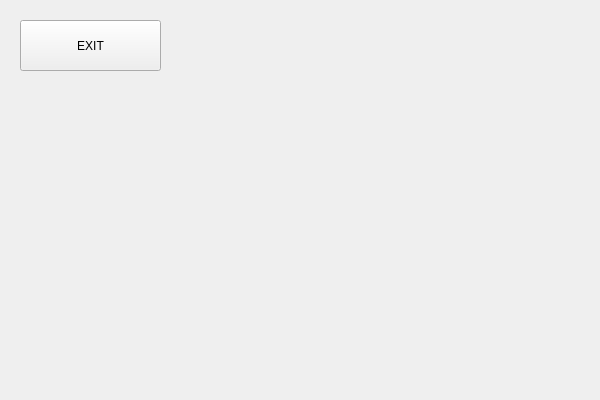
andreicorbu1/Triviador, file TriviadorClient/TriviadorClient/form/Game.ui: the form before one commit.
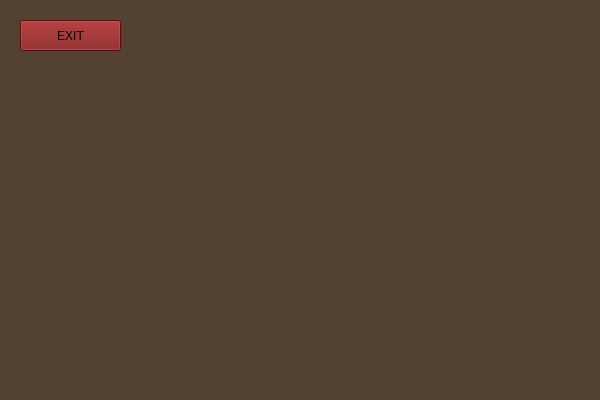
The form after the commit. Icons and pictures are not drawn.

What changed in the file:
```diff
--- a/TriviadorClient/TriviadorClient/form/Game.ui
+++ b/TriviadorClient/TriviadorClient/form/Game.ui
@@ -11,17 +11,27 @@
    </rect>
   </property>
   <property name="windowTitle">
-   <string>Game</string>
+   <string>Triviador</string>
+  </property>
+  <property name="windowIcon">
+   <iconset resource="../resource/Triviador.qrc">
+    <normaloff>:/Icon/Triviador.ico</normaloff>:/Icon/Triviador.ico</iconset>
+  </property>
+  <property name="styleSheet">
+   <string notr="true">background-color: #534232;</string>
   </property>
   <widget class="QPushButton" name="exitButton">
    <property name="geometry">
     <rect>
      <x>20</x>
      <y>20</y>
-     <width>141</width>
-     <height>51</height>
+     <width>101</width>
+     <height>31</height>
     </rect>
    </property>
+   <property name="styleSheet">
+    <string notr="true">background-color: #801212;</string>
+   </property>
    <property name="text">
     <string>EXIT</string>
    </property>
```
Left out of the diff: 4 changed lines with no effect on the pictures.
